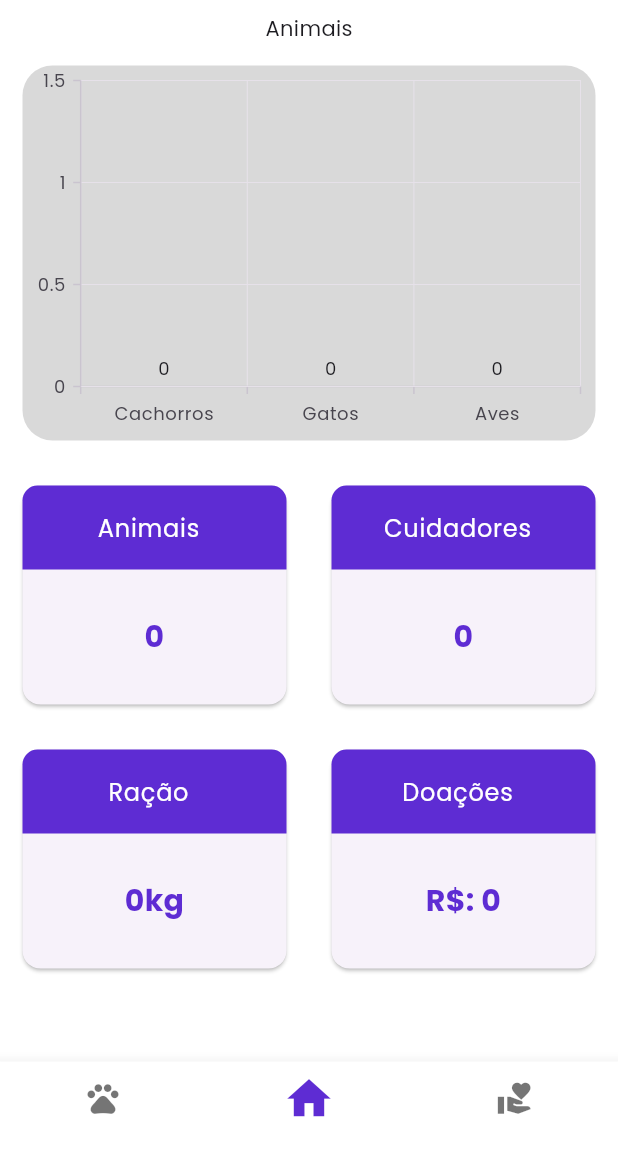
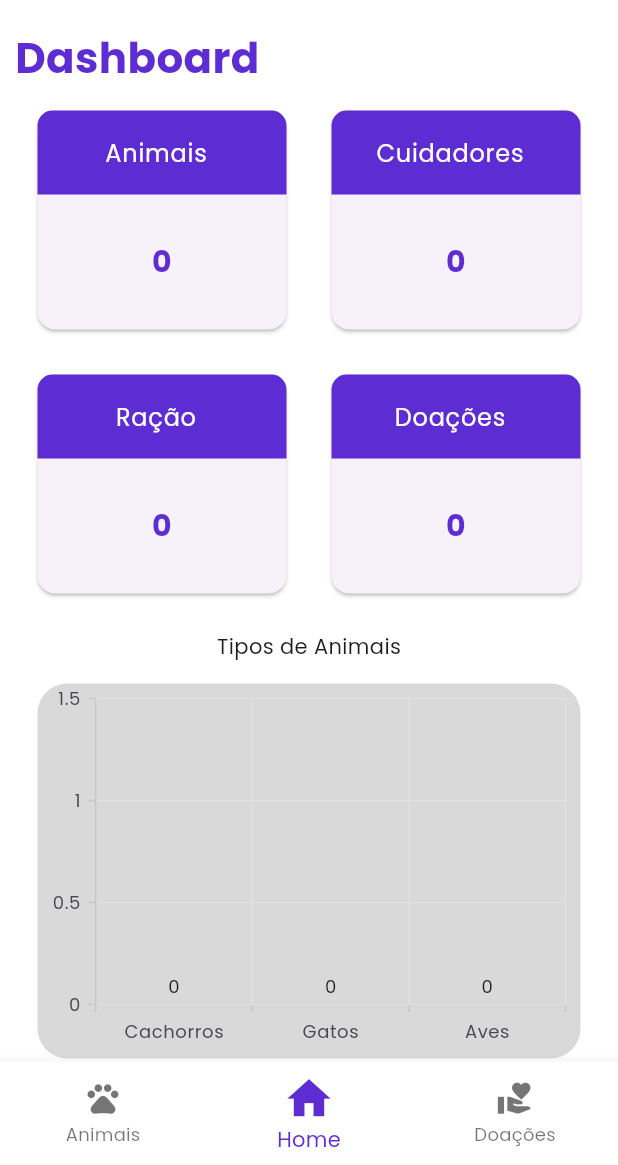
Before and after one commit to igoor1/AnshinPet-App, a Flutter app: the HomePage screen opened by its route, on a phone screen of 412 x 824 dp, the part 71-1236 px from its top. Run offline on Flutter 3.47's test engine with Material 3 defaults, Android fonts, the light colour scheme and no system bars; our stand-ins replace shared_preferences, syncfusion_flutter_charts; accounts and stored records are empty; network calls fail.

Commit message:
refactor: Home layout

```diff
--- a/lib/res/components/bottom_navigation_bar_custom.dart
+++ b/lib/res/components/bottom_navigation_bar_custom.dart
@@ -46,19 +46,19 @@ class _BottomNavigationBarCustomState extends State<BottomNavigationBarCustom> {
               Icons.pets,
               size: (_selectedIndex == 0) ? 35 : 25,
             ),
-            label: ''),
+            label: 'Animais'),
         BottomNavigationBarItem(
             icon: Icon(
               Icons.home,
               size: (_selectedIndex == 1) ? 35 : 25,
             ),
-            label: ''),
+            label: 'Home'),
         BottomNavigationBarItem(
             icon: Icon(
               Icons.volunteer_activism,
               size: (_selectedIndex == 2) ? 35 : 25,
             ),
-            label: ''),
+            label: 'Doações'),
       ],
       currentIndex: _selectedIndex,
       onTap: _bottomChangeIndex,
--- a/lib/view/donation_page.dart
+++ b/lib/view/donation_page.dart
@@ -52,7 +52,7 @@ class _DonationPageState extends State<DonationPage> {
   @override
   Widget build(BuildContext context) {
     return Scaffold(
-      backgroundColor: AppColors.background,
+     // backgroundColor: AppColors.background,
       appBar: AppbarCustom(),
       drawer: DrawerCustom(),
       body: Column(
@@ -64,7 +64,7 @@ class _DonationPageState extends State<DonationPage> {
               "Doações",
               style: TextStyle(
                 fontSize: 28,
-                fontWeight: FontWeight.w400,
+                fontWeight: FontWeight.w700,
                 color: AppColors.primary
               ),
             ),
--- a/lib/view/home_page.dart
+++ b/lib/view/home_page.dart
@@ -35,9 +35,43 @@ class HomePage extends StatelessWidget {
             ];
 
             return SingleChildScrollView(
+              padding: EdgeInsets.all(10.0),
               child: Column(
+                crossAxisAlignment: CrossAxisAlignment.start,
                 children: [
-                  Text("Animais"),
+                  Text(
+                    "Dashboard",
+                    style: TextStyle(
+                      fontSize: 28,
+                      fontWeight: FontWeight.w700,
+                      color: AppColors.primary
+                    ),
+                  ),
+
+                  Row(
+                    children: [
+                      Expanded(
+                        child: CardBuilder("Animais", homeViewModel.quantityAnimals.toString()),
+                      ),
+                      Expanded(
+                        child: CardBuilder("Cuidadores", homeViewModel.quantityUsers.toString()),
+                      ),
+                    ],
+                  ),
+                  Row(
+                    children: [
+                      Expanded(
+                        child: CardBuilder("Ração", "${homeViewModel.quantityDonations}"),
+                      ),
+                      Expanded(child: CardBuilder("Doações", "${homeViewModel.quantityMoney}")),
+                    ],
+                  ),
+                  SizedBox(height: 10.0,),
+                  Center(
+                    child: Text(
+                      'Tipos de Animais'
+                    ),
+                  ),
                   Center(
                     child: Container(
                       width: 500,
@@ -61,24 +95,6 @@ class HomePage extends StatelessWidget {
                         ],
                       ),
                     ),
-                  ),
-                  Row(
-                    children: [
-                      Expanded(
-                        child: CardBuilder("Animais", homeViewModel.quantityAnimals.toString()),
-                      ),
-                      Expanded(
-                        child: CardBuilder("Cuidadores", homeViewModel.quantityUsers.toString()),
-                      ),
-                    ],
-                  ),
-                  Row(
-                    children: [
-                      Expanded(
-                        child: CardBuilder("Ração", "${homeViewModel.quantityDonations}kg"),
-                      ),
-                      Expanded(child: CardBuilder("Doações", "R\$: ${homeViewModel.quantityMoney}")),
-                    ],
                   ),
                 ],
               ),
--- a/lib/view_model/auth_view_model.dart
+++ b/lib/view_model/auth_view_model.dart
@@ -18,13 +18,14 @@ class AuthViewModel with ChangeNotifier {
   }
 
   Future<void> loginApi(dynamic data, BuildContext context) async {
-    setLoading(false);
+    setLoading(true);
     try{
       var value = await _authRepo.loginApi(data);
       final tokenValue = Provider.of<TokenViewModel>(context, listen: false);
       tokenValue.saveToken(value);
 
       Navigator.pushNamed(context, RoutesName.home);
+      setLoading(false);
       if (kDebugMode) print(value.toString());
     }catch (e) {
       setLoading(false);
```
